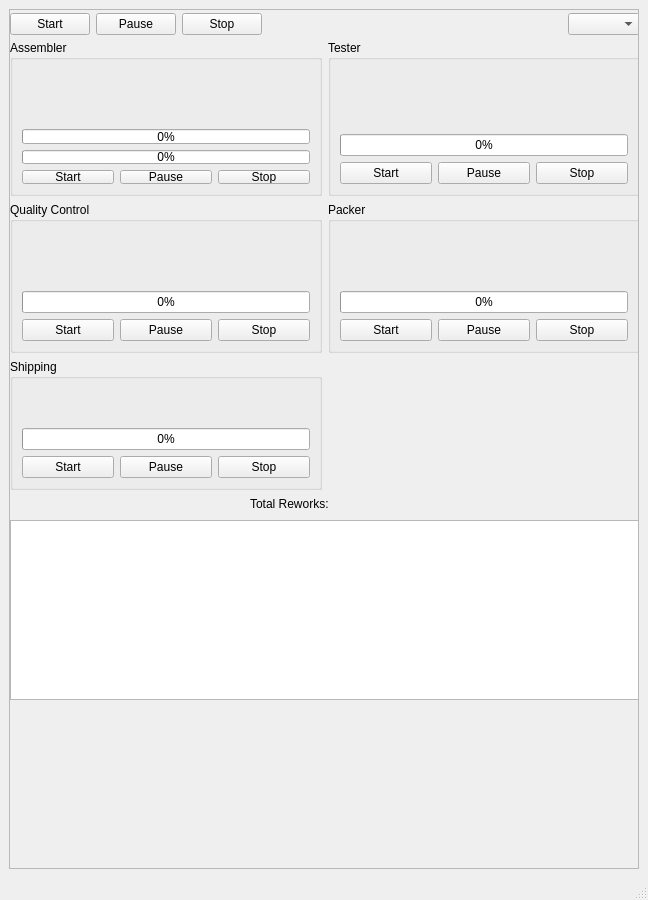
Above: mainwindow.ui from aidanmc207/Proyecto_SO before the change. Below: the same form after it.
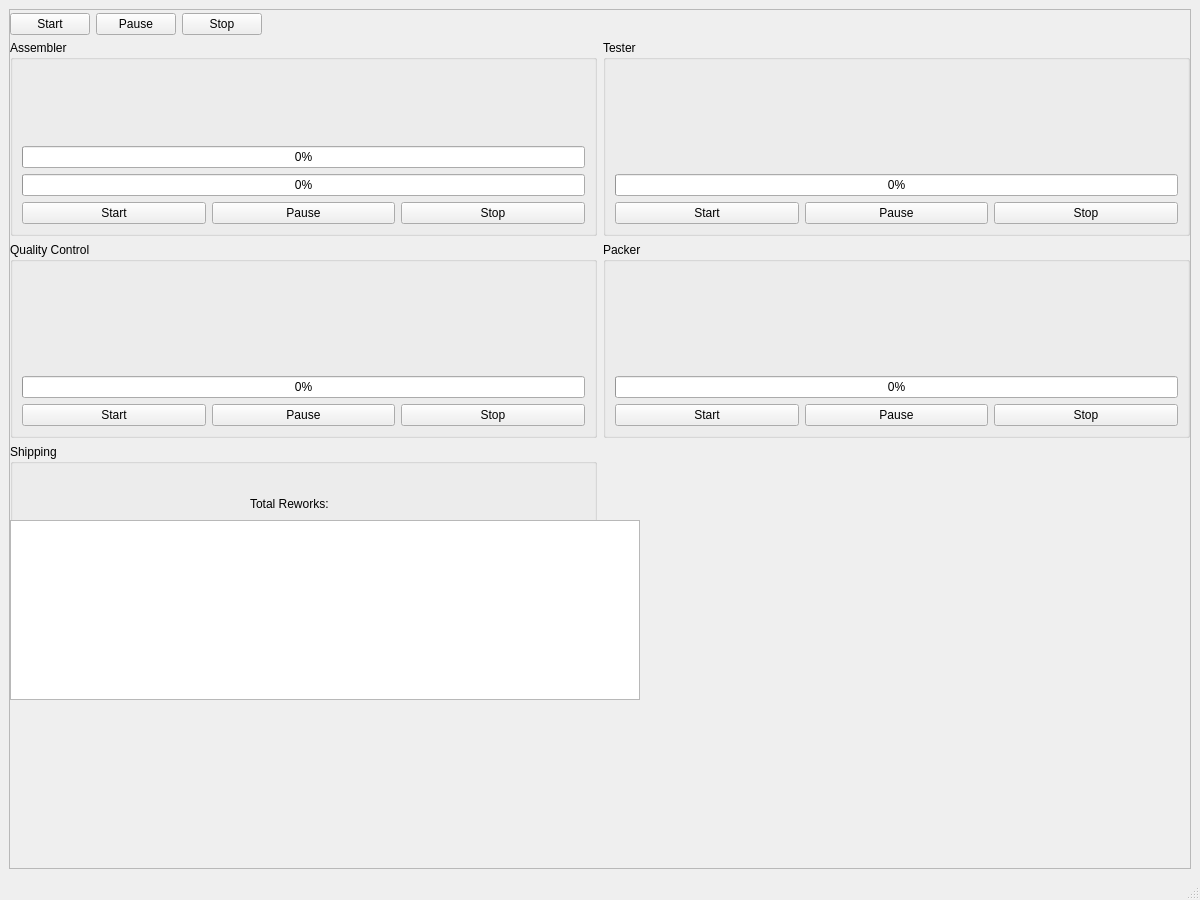
That is the form after the change.

Diff of the .ui file:
```diff
--- a/mainwindow.ui
+++ b/mainwindow.ui
@@ -6,7 +6,7 @@
    <rect>
     <x>0</x>
     <y>0</y>
-    <width>648</width>
+    <width>1200</width>
     <height>900</height>
    </rect>
   </property>
@@ -25,7 +25,7 @@
         <rect>
          <x>0</x>
          <y>0</y>
-         <width>628</width>
+         <width>1180</width>
          <height>857</height>
         </rect>
        </property>
@@ -34,7 +34,7 @@
          <rect>
           <x>0</x>
           <y>0</y>
-          <width>630</width>
+          <width>1180</width>
           <height>28</height>
          </rect>
         </property>
@@ -73,13 +73,6 @@
            </property>
           </spacer>
          </item>
-         <item>
-          <widget class="QComboBox" name="cmbSpeed">
-           <property name="toolTip">
-            <string>Production speed</string>
-           </property>
-          </widget>
-         </item>
         </layout>
        </widget>
        <widget class="QWidget" name="layoutWidget">
@@ -87,8 +80,8 @@
          <rect>
           <x>0</x>
           <y>30</y>
-          <width>630</width>
-          <height>450</height>
+          <width>1180</width>
+          <height>600</height>
          </rect>
         </property>
         <layout class="QGridLayout" name="stationsLayout">
```
